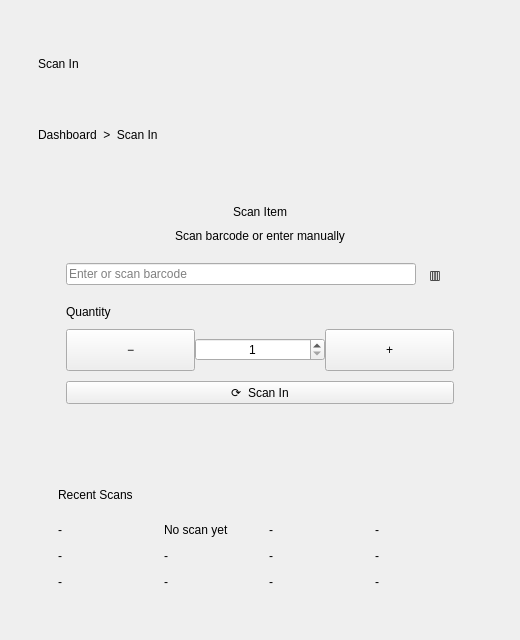
First picture: the form in InventoryQtApp/ScanPage.ui, repository Felipeact/InventoryQtApp, before the edit.
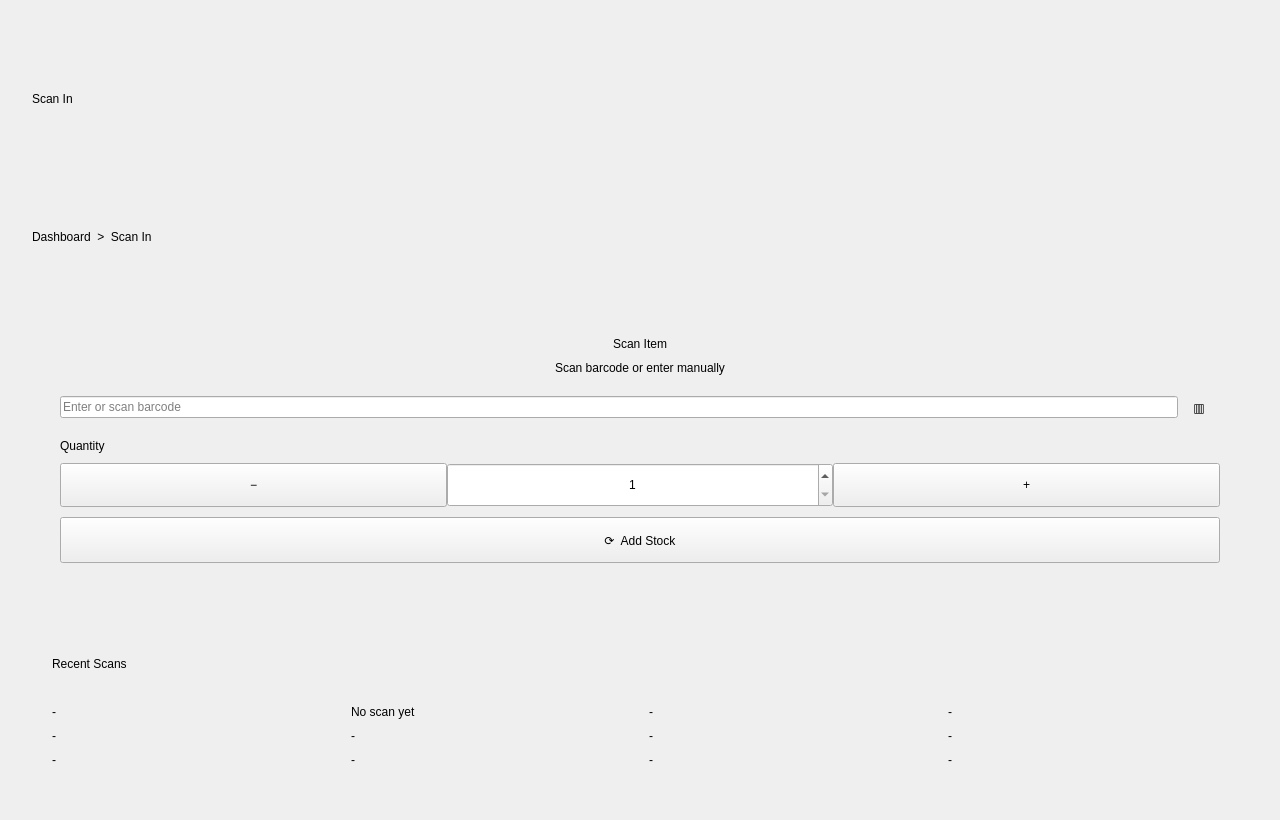
Second picture: the form after the edit.

Commit message: Scan Page UI updated

```diff
--- a/InventoryQtApp/ScanPage.ui
+++ b/InventoryQtApp/ScanPage.ui
@@ -6,58 +6,61 @@
 			<rect>
 				<x>0</x>
 				<y>0</y>
-				<width>520</width>
-				<height>640</height>
+				<width>1280</width>
+				<height>820</height>
 			</rect>
 		</property>
+
 		<property name="windowTitle">
 			<string>ScanPage</string>
 		</property>
+
 		<property name="styleSheet">
 			<string notr="true"/>
 		</property>
 
 		<layout class="QVBoxLayout" name="rootLayout">
 			<property name="leftMargin">
-				<number>10</number>
+				<number>14</number>
 			</property>
 			<property name="topMargin">
-				<number>10</number>
+				<number>14</number>
 			</property>
 			<property name="rightMargin">
-				<number>10</number>
+				<number>14</number>
 			</property>
 			<property name="bottomMargin">
-				<number>10</number>
+				<number>14</number>
 			</property>
 			<property name="spacing">
-				<number>0</number>
+				<number>12</number>
 			</property>
 
 			<item>
 				<widget class="QWidget" name="pageCard" native="true">
 					<layout class="QVBoxLayout" name="pageLayout">
 						<property name="leftMargin">
-							<number>28</number>
+							<number>18</number>
 						</property>
 						<property name="topMargin">
-							<number>20</number>
+							<number>18</number>
 						</property>
 						<property name="rightMargin">
-							<number>28</number>
+							<number>18</number>
 						</property>
 						<property name="bottomMargin">
-							<number>20</number>
+							<number>18</number>
 						</property>
 						<property name="spacing">
-							<number>18</number>
+							<number>16</number>
 						</property>
 
 						<item>
 							<layout class="QVBoxLayout" name="headerLayout">
 								<property name="spacing">
-									<number>3</number>
+									<number>4</number>
 								</property>
+
 								<item>
 									<widget class="QLabel" name="pageTitleLabel">
 										<property name="text">
@@ -65,6 +68,7 @@
 										</property>
 									</widget>
 								</item>
+
 								<item>
 									<widget class="QLabel" name="breadcrumbLabel">
 										<property name="text">
@@ -77,6 +81,13 @@
 
 						<item>
 							<widget class="QWidget" name="scanCard" native="true">
+								<property name="maximumSize">
+									<size>
+										<width>16777215</width>
+										<height>310</height>
+									</size>
+								</property>
+
 								<layout class="QVBoxLayout" name="scanCardLayout">
 									<property name="leftMargin">
 										<number>28</number>
@@ -121,6 +132,7 @@
 											<property name="spacing">
 												<number>0</number>
 											</property>
+
 											<item>
 												<widget class="QLineEdit" name="barcodeInput">
 													<property name="placeholderText">
@@ -128,18 +140,19 @@
 													</property>
 												</widget>
 											</item>
+
 											<item>
 												<widget class="QLabel" name="barcodeIconLabel">
 													<property name="minimumSize">
 														<size>
-															<width>38</width>
-															<height>42</height>
+															<width>42</width>
+															<height>44</height>
 														</size>
 													</property>
 													<property name="maximumSize">
 														<size>
-															<width>38</width>
-															<height>42</height>
+															<width>42</width>
+															<height>44</height>
 														</size>
 													</property>
 													<property name="alignment">
@@ -172,7 +185,7 @@
 													<property name="minimumSize">
 														<size>
 															<width>58</width>
-															<height>42</height>
+															<height>44</height>
 														</size>
 													</property>
 													<property name="text">
@@ -183,6 +196,12 @@
 
 											<item>
 												<widget class="QSpinBox" name="quantityInput">
+													<property name="minimumSize">
+														<size>
+															<width>0</width>
+															<height>44</height>
+														</size>
+													</property>
 													<property name="minimum">
 														<number>1</number>
 													</property>
@@ -203,7 +222,7 @@
 													<property name="minimumSize">
 														<size>
 															<width>58</width>
-															<height>42</height>
+															<height>44</height>
 														</size>
 													</property>
 													<property name="text">
@@ -216,8 +235,14 @@
 
 									<item>
 										<widget class="QPushButton" name="submitButton">
+											<property name="minimumSize">
+												<size>
+													<width>0</width>
+													<height>46</height>
+												</size>
+											</property>
 											<property name="text">
-												<string>⟳  Scan In</string>
+												<string>⟳  Add Stock</string>
 											</property>
 										</widget>
 									</item>
@@ -238,6 +263,13 @@
 
 						<item>
 							<widget class="QWidget" name="recentScansCard" native="true">
+								<property name="maximumSize">
+									<size>
+										<width>16777215</width>
+										<height>160</height>
+									</size>
+								</property>
+
 								<layout class="QVBoxLayout" name="recentScansLayout">
 									<property name="leftMargin">
 										<number>20</number>
@@ -269,7 +301,7 @@
 												<number>18</number>
 											</property>
 											<property name="verticalSpacing">
-												<number>12</number>
+												<number>10</number>
 											</property>
 
 											<item row="0" column="0">
```
Left out of the diff: 2 changed lines with no effect on the pictures. The commit also changes 3 other files.
